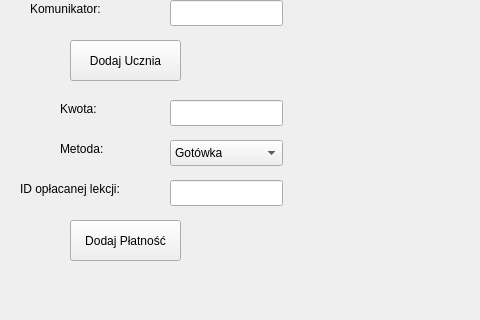
Above: mainwindow.ui from XDesiek/Kalendarz_Korepetycje before the change; both pictures show x 0 to 480 and y 480 to 800 of the 1200 by 800 pixel window. Below: the same form after it.
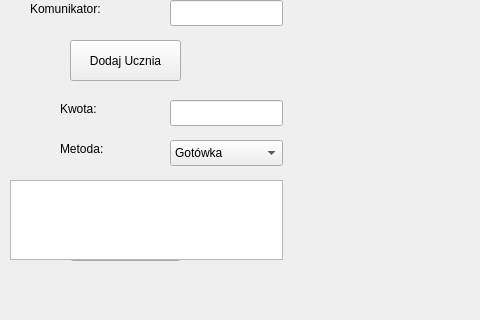
That is the form after the change.

What changed in the file:
```diff
--- a/mainwindow.ui
+++ b/mainwindow.ui
@@ -316,15 +316,15 @@
      <string>ID opłacanej lekcji:</string>
     </property>
    </widget>
-   <widget class="QLineEdit" name="inputIdLekcjiPlatnosc">
+   <widget class="QListWidget" name="listLekcjiDoOplaty">
     <property name="geometry">
      <rect>
-      <x>170</x>
+      <x>10</x>
       <y>660</y>
-      <width>113</width>
-      <height>26</height>
+      <width>273</width>
+      <height>80</height>
      </rect>
-    </property>
+   </property>
    </widget>
    <widget class="QPushButton" name="btnListaUczniow">
     <property name="geometry">
```
